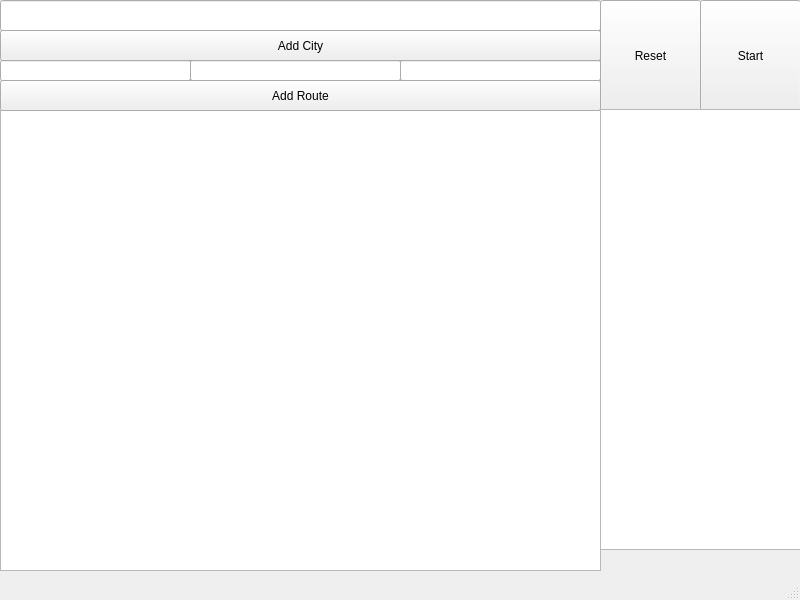
First picture: the form in mainwindow.ui, repository mariakalendarova/TravellingSalesmanProblem, before the edit.
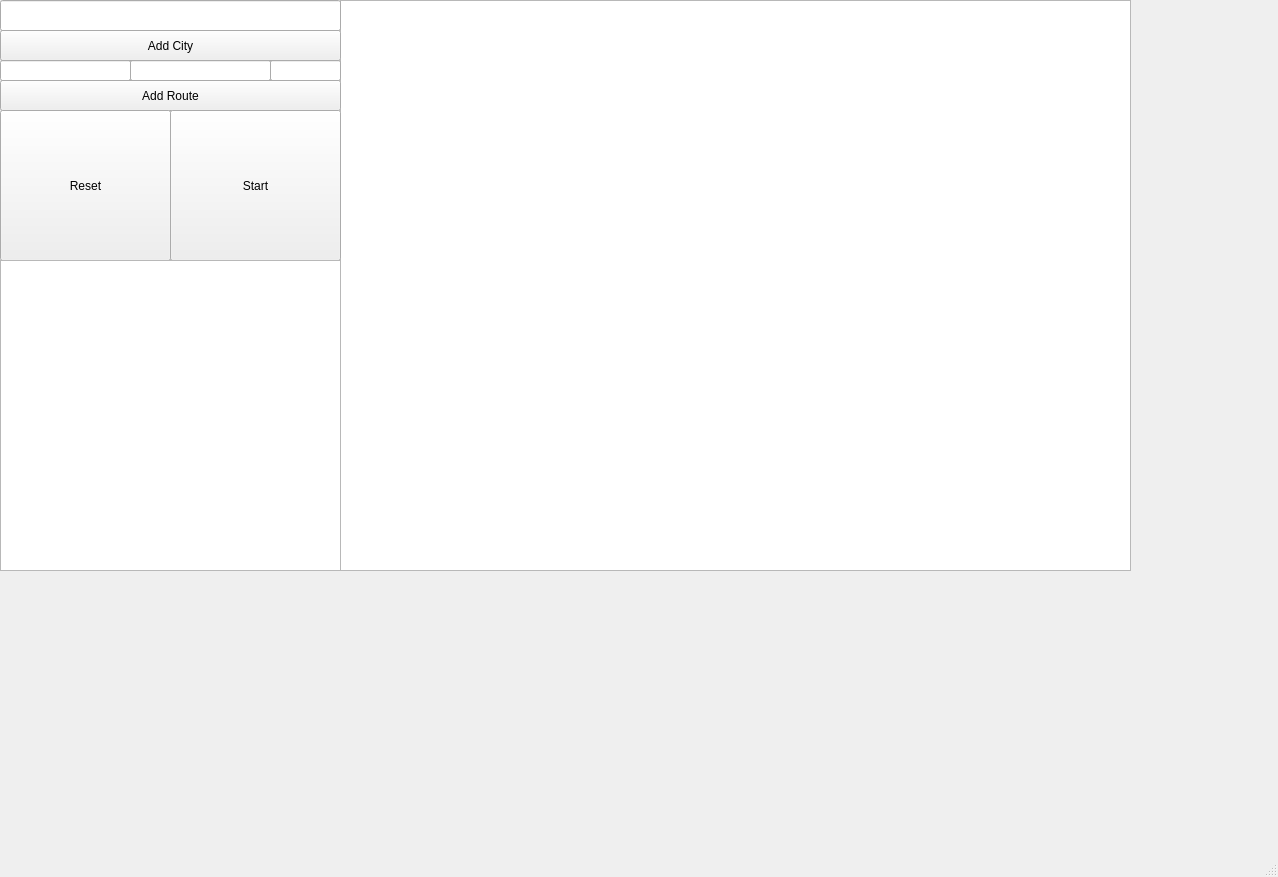
Second picture: the form after the edit.

Commit message: adjusted size of the window

```diff
--- a/mainwindow.ui
+++ b/mainwindow.ui
@@ -6,21 +6,27 @@
    <rect>
     <x>0</x>
     <y>0</y>
-    <width>800</width>
-    <height>600</height>
+    <width>1278</width>
+    <height>877</height>
    </rect>
   </property>
   <property name="windowTitle">
    <string>MainWindow</string>
   </property>
   <widget class="QWidget" name="centralwidget">
+   <property name="maximumSize">
+    <size>
+     <width>1603</width>
+     <height>679</height>
+    </size>
+   </property>
    <widget class="QGraphicsView" name="graphicsView">
     <property name="geometry">
      <rect>
-      <x>0</x>
-      <y>110</y>
-      <width>601</width>
-      <height>461</height>
+      <x>340</x>
+      <y>0</y>
+      <width>791</width>
+      <height>571</height>
      </rect>
     </property>
    </widget>
@@ -29,7 +35,7 @@
      <rect>
       <x>0</x>
       <y>30</y>
-      <width>601</width>
+      <width>341</width>
       <height>31</height>
      </rect>
     </property>
@@ -42,7 +48,7 @@
      <rect>
       <x>0</x>
       <y>80</y>
-      <width>601</width>
+      <width>341</width>
       <height>31</height>
      </rect>
     </property>
@@ -55,7 +61,7 @@
      <rect>
       <x>0</x>
       <y>0</y>
-      <width>601</width>
+      <width>341</width>
       <height>31</height>
      </rect>
     </property>
@@ -65,7 +71,7 @@
      <rect>
       <x>0</x>
       <y>60</y>
-      <width>191</width>
+      <width>131</width>
       <height>21</height>
      </rect>
     </property>
@@ -73,9 +79,9 @@
    <widget class="QLineEdit" name="city2Input">
     <property name="geometry">
      <rect>
-      <x>190</x>
+      <x>130</x>
       <y>60</y>
-      <width>211</width>
+      <width>141</width>
       <height>21</height>
      </rect>
     </property>
@@ -83,9 +89,9 @@
    <widget class="QLineEdit" name="distanceInput">
     <property name="geometry">
      <rect>
-      <x>400</x>
+      <x>270</x>
       <y>60</y>
-      <width>201</width>
+      <width>71</width>
       <height>21</height>
      </rect>
     </property>
@@ -93,10 +99,10 @@
    <widget class="QPushButton" name="resetButton">
     <property name="geometry">
      <rect>
-      <x>600</x>
-      <y>0</y>
-      <width>101</width>
-      <height>111</height>
+      <x>0</x>
+      <y>110</y>
+      <width>171</width>
+      <height>151</height>
      </rect>
     </property>
     <property name="text">
@@ -106,10 +112,10 @@
    <widget class="QPushButton" name="startButton">
     <property name="geometry">
      <rect>
-      <x>700</x>
-      <y>0</y>
-      <width>101</width>
-      <height>111</height>
+      <x>170</x>
+      <y>110</y>
+      <width>171</width>
+      <height>151</height>
      </rect>
     </property>
     <property name="text">
@@ -119,10 +125,10 @@
    <widget class="QTextEdit" name="algorithmStepsTextEdit">
     <property name="geometry">
      <rect>
-      <x>600</x>
-      <y>109</y>
-      <width>201</width>
-      <height>441</height>
+      <x>0</x>
+      <y>260</y>
+      <width>341</width>
+      <height>311</height>
      </rect>
     </property>
    </widget>
```
Left out of the diff: 2 changed lines with no effect on the pictures. The commit also changes 4 other files.
